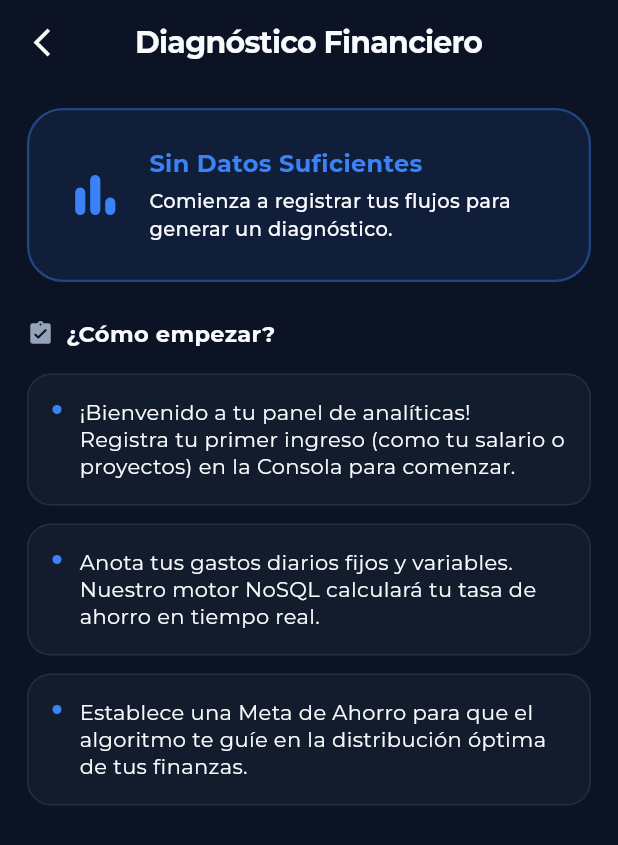
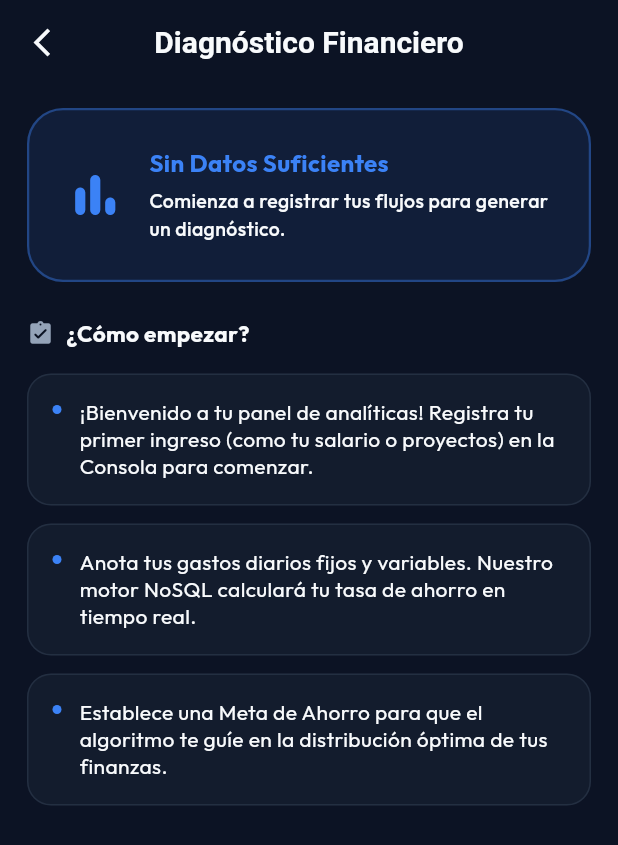
Before and after one commit to AlexM505/Nica-Balance, a Flutter app: the screen it shows after launch, after a tap on "Saltar", after a tap on the "analytics" icon, on a phone screen of 412 x 824 dp. Shown: the top 845 px of the screen. Run offline on Flutter 3.47's test engine with Material 3 defaults, Android fonts, the phone set to English and light mode, and no system bars; our stand-ins replace flutter_native_splash, google_fonts, objectbox, shared_preferences; generated files the repository leaves out were written again.

Commit message:
Fix: adjust ui in onBoardingScreen, implement google fonts

```diff
--- a/lib/core/theme/app_theme.dart
+++ b/lib/core/theme/app_theme.dart
@@ -1,4 +1,5 @@
 import 'package:flutter/material.dart';
+import 'package:google_fonts/google_fonts.dart';
 
 class AppTheme {
 
@@ -19,7 +20,34 @@ class AppTheme {
       brightness: Brightness.dark,
       primaryColor: primaryColor,
       scaffoldBackgroundColor: backgroundColor,
-      fontFamily: 'Montserrat',
+      // fontFamily: 'Montserrat',
+
+      // Typography
+      textTheme: GoogleFonts.outfitTextTheme(
+        ThemeData.dark().textTheme.copyWith(
+          displayLarge: const TextStyle(
+            color: textPrimary,
+            fontSize: 32,
+            fontWeight: FontWeight.bold,
+          ),
+          titleLarge: const TextStyle(
+            color: textPrimary,
+            fontSize: 20,
+            fontWeight: FontWeight.w600,
+          ),
+          bodyLarge: const TextStyle(
+            color: textPrimary,
+            fontSize: 16,
+            fontWeight: FontWeight.normal,
+          ),
+          bodyMedium: const TextStyle(
+            color: textSecondary,
+            fontSize: 14,
+            fontWeight: FontWeight.normal,
+          ),
+        ),
+      ),
+
       colorScheme: const ColorScheme.dark(
         primary: primaryColor,
         secondary: accentColor,
@@ -32,11 +60,9 @@ class AppTheme {
         centerTitle: true,
         iconTheme: IconThemeData(color: textPrimary, size: 22),
         titleTextStyle: TextStyle(
-          fontFamily: 'Montserrat',
           color: textPrimary,
           fontSize: 20,
-          fontWeight: FontWeight.w700,
-          letterSpacing: -0.5,
+          fontWeight: FontWeight.bold,
         ),
       ),
     );
--- a/lib/main.dart
+++ b/lib/main.dart
@@ -76,6 +76,7 @@ void main() async {
       child: MaterialApp(
         debugShowCheckedModeBanner: false,
         theme: AppTheme.premiumDarkTheme,
+        themeMode: ThemeMode.dark,
         home: showOnboarding ? const OnboardingScreen() :const MainNavigationScreen(),
       ),
     ),
--- a/lib/presentation/debts/views/debt_detail_screen.dart
+++ b/lib/presentation/debts/views/debt_detail_screen.dart
@@ -162,7 +162,10 @@ class _DebtDetailScreenState extends State<DebtDetailScreen> {
                       child: Container(
                         height: 50,
                         decoration: BoxDecoration(
-                          color: AppTheme.primaryColor,
+                          gradient: LinearGradient(
+                            colors: [Colors.tealAccent.shade700, const Color(0xFF059669)]
+                          ),
+                          // color: AppTheme.primaryColor,
                           borderRadius: BorderRadius.circular(16),
                         ),
                         child: const Center(
@@ -306,7 +309,13 @@ class _DebtDetailScreenState extends State<DebtDetailScreen> {
               onTap: () => _showPaymentBottomSheet(context),
               child: Container(
                 height: 54,
-                decoration: BoxDecoration(color: AppTheme.primaryColor, borderRadius: BorderRadius.circular(16)),
+                decoration: BoxDecoration(
+                  gradient: LinearGradient(
+                    colors: [AppTheme.primaryColor, Colors.indigoAccent.shade700]
+                  ),
+                  // color: AppTheme.primaryColor,
+                  borderRadius: BorderRadius.circular(16)
+                ),
                 child: const Center(
                   child: Text('Registrar Abono / Pago', style: TextStyle(color: Colors.white, fontSize: 14, fontWeight: FontWeight.bold)),
                 ),
--- a/lib/presentation/home/views/home_dashboard_view.dart
+++ b/lib/presentation/home/views/home_dashboard_view.dart
@@ -24,7 +24,23 @@ Widget build(BuildContext context) {
   final dashboardVM = context.watch<DashboardViewModel>();
 
   return Scaffold(
-    body: SafeArea(
+    body: Stack(
+        children: [
+          AnimatedPositioned(
+            duration: const Duration(milliseconds: 500),
+            top: -100,
+            left: -70,
+            child: Container(
+              width: 300,
+              height: 300,
+              decoration: BoxDecoration(
+                shape: BoxShape.circle,
+                color: AppTheme.primaryColor.withValues(alpha: 0.18),
+              ),
+            ),
+          ),
+
+        SafeArea(
           child: ListView(
             padding: const EdgeInsets.fromLTRB(18, 12, 18, 80),
             children: [
@@ -148,6 +164,8 @@ Widget build(BuildContext context) {
 
             ],
           ),
+        ),
+      ],
     ),
   );
 }
--- a/lib/presentation/home/views/main_navigation_screen.dart
+++ b/lib/presentation/home/views/main_navigation_screen.dart
@@ -170,7 +170,7 @@ class _MainNavigationScreenState extends State<MainNavigationScreen> {
               width: 48,
               height: 48,
               decoration: BoxDecoration(
-                color: AppTheme.accentColor.withValues(alpha: 0.15),
+                color: AppTheme.primaryColor.withValues(alpha: 0.15),
                 shape: BoxShape.circle,
               ),
             ),
@@ -181,7 +181,7 @@ class _MainNavigationScreenState extends State<MainNavigationScreen> {
             padding: const EdgeInsets.all(12),
             child: Icon(
               icon,
-              color: isSelected ? AppTheme.accentColor : AppTheme.textSecondary,
+              color: isSelected ? AppTheme.primaryColor : AppTheme.textSecondary,
               size: 24,
             ),
           ),
--- a/lib/presentation/onboarding/onboarding_screen.dart
+++ b/lib/presentation/onboarding/onboarding_screen.dart
@@ -21,18 +21,21 @@ class _OnboardingScreenState extends State<OnboardingScreen> {
       color: AppTheme.primaryColor,
       title: 'Toma el Control',
       description: 'Registra tus ingresos y gastos diarios de forma rápida en Córdobas o Dólares con persistencia local instantánea.',
+      gradientColors: [Colors.indigoAccent, Colors.purpleAccent],
     ),
     OnboardingData(
       icon: Icons.analytics_rounded,
       color: const Color(0xFFF59E0B), // Ámbar
       title: 'Diagnóstico Inteligente',
       description: 'Analiza tu salud financiera en tiempo real. Obtén pautas y planes de acción basados en tu tasa de ahorro mensual.',
+      gradientColors: [Colors.deepOrange, Colors.orangeAccent],
     ),
     OnboardingData(
       icon: Icons.emoji_events_rounded,
       color: AppTheme.accentColor, // Esmeralda
       title: 'Cumple tus Metas',
       description: 'Crea objetivos de ahorro y realiza abonos controlados con algoritmos que evitan que sobrepases tus presupuestos.',
+      gradientColors: [Colors.tealAccent.shade700, Colors.teal],
     ),
   ];
 
@@ -59,7 +62,37 @@ class _OnboardingScreenState extends State<OnboardingScreen> {
   @override
   Widget build(BuildContext context) {
     return Scaffold(
-      body: SafeArea(
+      body: Stack(
+        children: [
+
+          AnimatedPositioned(
+            duration: const Duration(milliseconds: 500),
+            top: _currentPage == 0 ? -100 : (_currentPage == 1 ? -50 : -120),
+            left: _currentPage == 0 ? -50 : (_currentPage == 1 ? -100 : 50),
+            child: Container(
+              width: 350,
+              height: 350,
+              decoration: BoxDecoration(
+                shape: BoxShape.circle,
+                color: _slides[_currentPage].gradientColors[0].withOpacity(0.18),
+              ),
+            ),
+          ),
+          AnimatedPositioned(
+            duration: const Duration(milliseconds: 500),
+            bottom: _currentPage == 0 ? -50 : (_currentPage == 1 ? 20 : -90),
+            right: _currentPage == 0 ? -50 : (_currentPage == 1 ? -80 : -100),
+            child: Container(
+              width: 300,
+              height: 300,
+              decoration: BoxDecoration(
+                shape: BoxShape.circle,
+                color: _slides[_currentPage].gradientColors[1].withOpacity(0.12),
+              ),
+            ),
+          ),
+
+          SafeArea(
             child: Column(
               children: [
                 // Botón de Saltar (Skip) superior
@@ -146,7 +179,7 @@ class _OnboardingScreenState extends State<OnboardingScreen> {
                             height: 8,
                             width: _currentPage == index ? 24 : 8,
                             decoration: BoxDecoration(
-                          color: _currentPage == index ? AppTheme.primaryColor : AppTheme.borderColor,
+                              color: _currentPage == index ? _slides[_currentPage].gradientColors[0] : AppTheme.borderColor,
                               borderRadius: BorderRadius.circular(4),
                             ),
                           ),
@@ -172,9 +205,15 @@ class _OnboardingScreenState extends State<OnboardingScreen> {
                             vertical: 16,
                           ),
                           decoration: BoxDecoration(
-                        color: AppTheme.primaryColor,
-                        borderRadius: BorderRadius.circular(16),
+                            gradient: LinearGradient(
+                              colors: _slides[_currentPage].gradientColors,
                             ),
+                            borderRadius: BorderRadius.circular(18),
+                          ),
+                          // BoxDecoration(
+                          //   color: AppTheme.primaryColor,
+                          //   borderRadius: BorderRadius.circular(16),
+                          // ),
                           child: Row(
                             children: [
                               Text(
@@ -197,6 +236,8 @@ class _OnboardingScreenState extends State<OnboardingScreen> {
               ],
             ),
           ),
+        ],
+      ),
     );
   }
 }
@@ -207,11 +248,13 @@ class OnboardingData {
   final Color color;
   final String title;
   final String description;
+  final List<Color> gradientColors;
 
   OnboardingData({
     required this.icon,
     required this.color,
     required this.title,
     required this.description,
+    required this.gradientColors,
   });
 }
--- a/pubspec.yaml
+++ b/pubspec.yaml
@@ -16,6 +16,7 @@ dependencies:
   path_provider: ^2.1.5
   flutter_native_splash: ^2.4.7
   shared_preferences: ^2.5.5
+  google_fonts: ^6.2.0
 
 dev_dependencies:
   flutter_test:
```
Also changed, not shown: pubspec.lock. Lines whose indentation alone changed are shown as unchanged.
